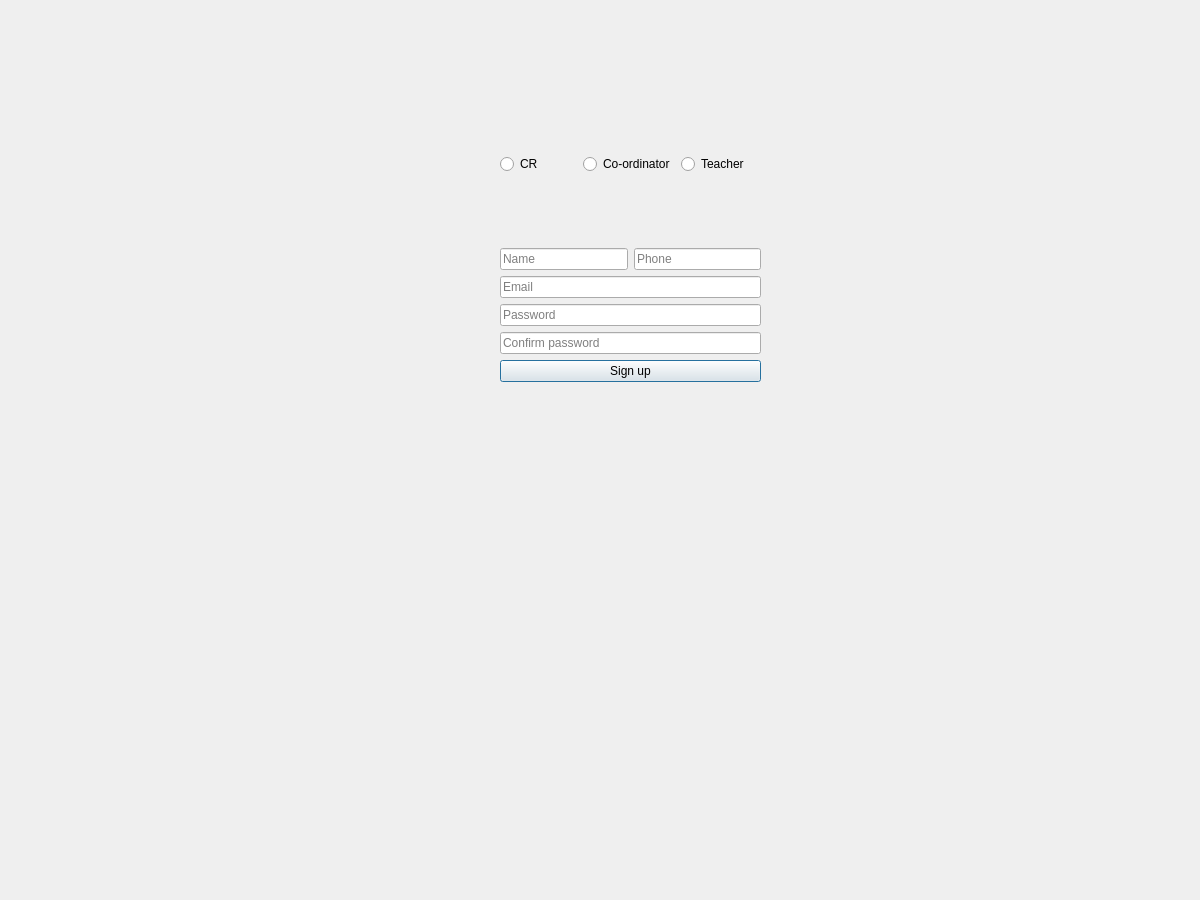
Above: signupdialog.ui from prazzx/Kakshya before the change. Below: the same form after it.
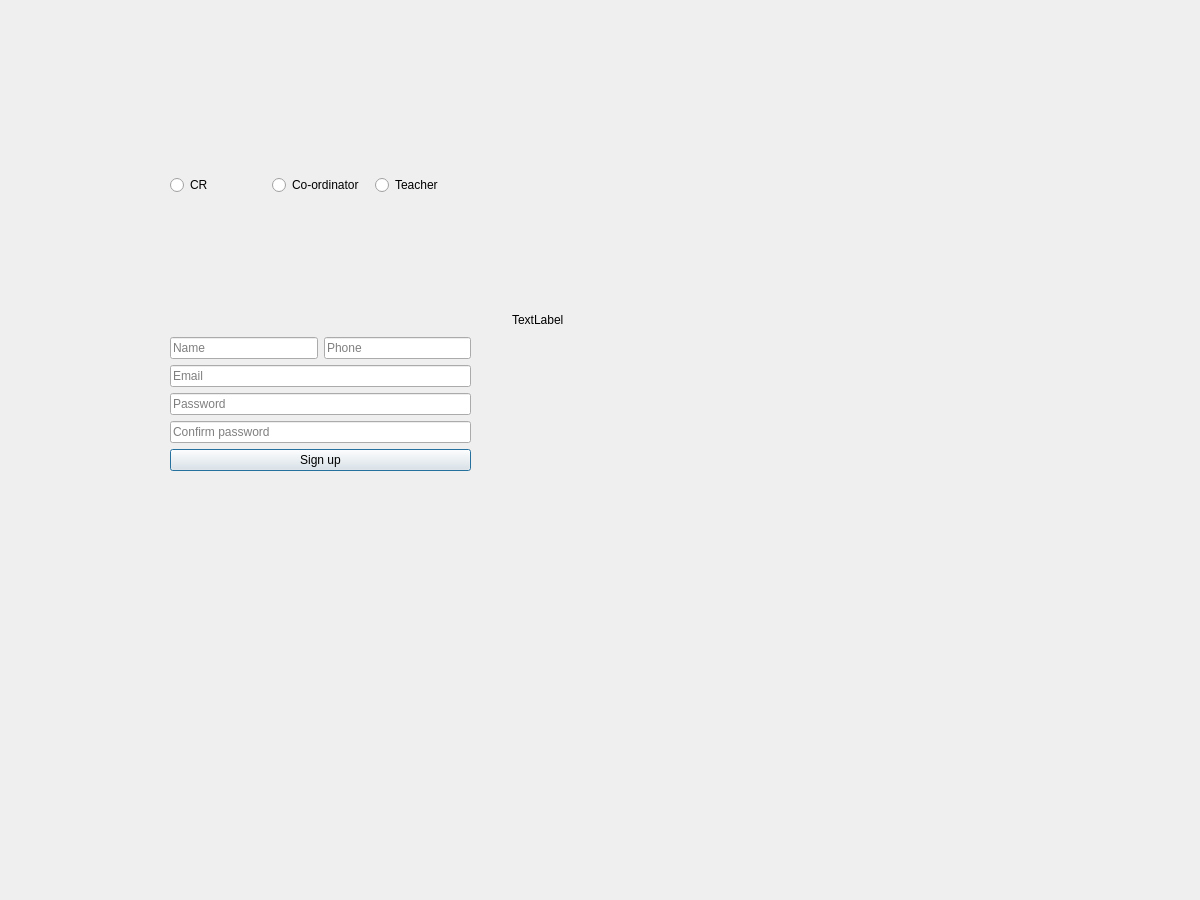
That is the form after the change.

The edit to the form file:
```diff
--- a/signupdialog.ui
+++ b/signupdialog.ui
@@ -13,13 +13,13 @@
   <property name="windowTitle">
    <string>Signup Page</string>
   </property>
-  <widget class="QWidget" name="">
+  <widget class="QWidget" name="layoutWidget">
    <property name="geometry">
     <rect>
-     <x>500</x>
-     <y>150</y>
-     <width>258</width>
-     <height>28</height>
+     <x>170</x>
+     <y>160</y>
+     <width>301</width>
+     <height>51</height>
     </rect>
    </property>
    <layout class="QHBoxLayout" name="horizontalLayout_2">
@@ -55,13 +55,13 @@
     </item>
    </layout>
   </widget>
-  <widget class="QWidget" name="">
+  <widget class="QWidget" name="layoutWidget">
    <property name="geometry">
     <rect>
-     <x>500</x>
-     <y>180</y>
-     <width>261</width>
-     <height>202</height>
+     <x>170</x>
+     <y>200</y>
+     <width>301</width>
+     <height>271</height>
     </rect>
    </property>
    <layout class="QVBoxLayout" name="verticalLayout_2">
@@ -139,6 +139,19 @@
     </item>
    </layout>
   </widget>
+  <widget class="QLabel" name="label">
+   <property name="geometry">
+    <rect>
+     <x>512</x>
+     <y>169</y>
+     <width>291</width>
+     <height>301</height>
+    </rect>
+   </property>
+   <property name="text">
+    <string>TextLabel</string>
+   </property>
+  </widget>
  </widget>
  <resources/>
  <connections/>
```
